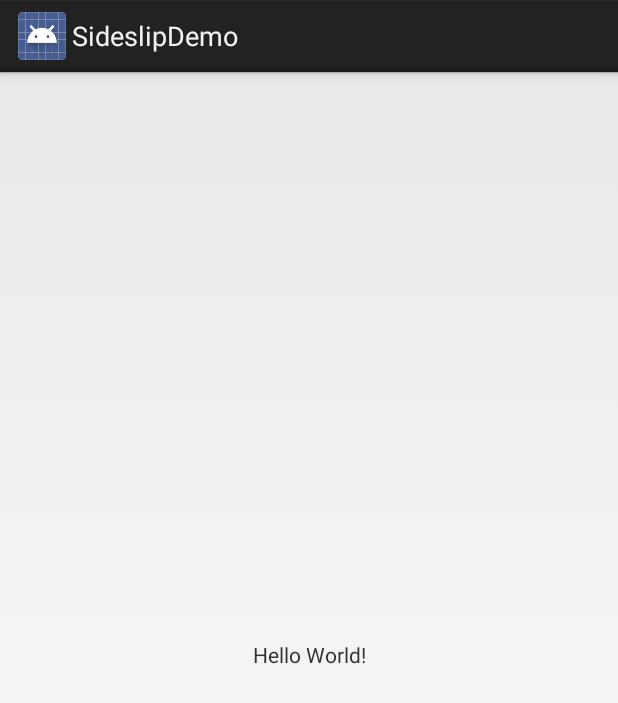
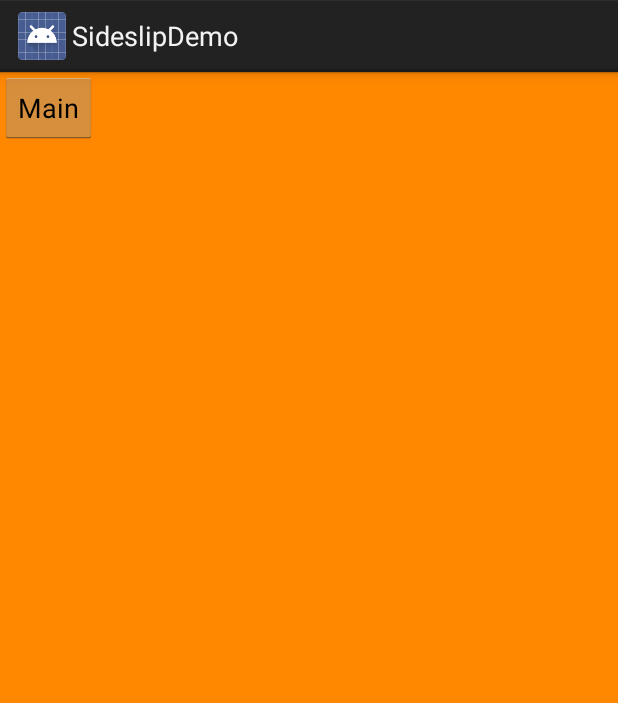
Before and after one commit to weileicn/SideslipDemo, an Android app: the screen it shows after launch (MainActivity), on a phone screen of 412 x 824 dp. Shown: the top 703 px of the screen. Run offline under Robolectric (Android 15) with nearby library versions, the phone set to English and light mode, and no system bars.

Commit message:
Add DragViewLayout

```diff
--- a/app/build.gradle
+++ b/app/build.gradle
@@ -26,4 +26,5 @@ dependencies {
     })
     compile 'com.android.support.constraint:constraint-layout:1.0.2'
     testCompile 'junit:junit:4.12'
+    compile 'com.android.support:support-v13:21.0.3'
 }
--- /dev/null
+++ b/app/src/main/java/com/weilei/sideslipdemo/DragViewLayout.java
@@ -0,0 +1,100 @@
+package com.weilei.sideslipdemo;
+
+import android.content.Context;
+import android.support.annotation.AttrRes;
+import android.support.annotation.NonNull;
+import android.support.annotation.Nullable;
+import android.support.v4.view.ViewCompat;
+import android.support.v4.widget.ViewDragHelper;
+import android.util.AttributeSet;
+import android.view.MotionEvent;
+import android.view.View;
+import android.widget.FrameLayout;
+
+/**
+ * Created by weilei on 2017/7/16.
+ */
+
+public class DragViewLayout extends FrameLayout {
+    private ViewDragHelper viewDragHelper;
+    private View menuView, mainView;
+
+    private ViewDragHelper.Callback callback = new ViewDragHelper.Callback() {
+        @Override
+        public boolean tryCaptureView(View child, int pointerId) {
+            return child == mainView;
+        }
+
+        @Override
+        public void onViewReleased(View releasedChild, float xvel, float yvel) {
+            super.onViewReleased(releasedChild, xvel, yvel);
+            if (mainView.getLeft() < 500) {
+                viewDragHelper.smoothSlideViewTo(releasedChild, 0, 0);
+                ViewCompat.postInvalidateOnAnimation(DragViewLayout.this);
+            } else {
+                viewDragHelper.smoothSlideViewTo(releasedChild, 700, 0);
+                ViewCompat.postInvalidateOnAnimation(DragViewLayout.this);
+            }
+        }
+
+        @Override
+        public int clampViewPositionHorizontal(View child, int left, int dx) {
+            if (left < 0) {
+                return 0;
+            } else if (left > 700) {
+                return 700;
+            }
+            return left;
+        }
+    };
+
+    public DragViewLayout(@NonNull Context context) {
+        super(context);
+        initView();
+    }
+
+    public DragViewLayout(@NonNull Context context, @Nullable AttributeSet attrs) {
+        super(context, attrs);
+        initView();
+    }
+
+    public DragViewLayout(@NonNull Context context, @Nullable AttributeSet attrs, @AttrRes int defStyleAttr) {
+        super(context, attrs, defStyleAttr);
+        initView();
+    }
+
+    private void initView() {
+        viewDragHelper = ViewDragHelper.create(this, callback);
+    }
+
+    @Override
+    protected void onFinishInflate() {
+        super.onFinishInflate();
+        menuView = getChildAt(0);
+        mainView = getChildAt(1);
+    }
+
+    @Override
+    public void computeScroll() {
+        if (viewDragHelper.continueSettling(true)) {
+            ViewCompat.postInvalidateOnAnimation(this);
+        }
+    }
+
+    public void smoothScroll() {
+        viewDragHelper.smoothSlideViewTo(mainView, 700, 0);
+        ViewCompat.postInvalidateOnAnimation(DragViewLayout.this);
+    }
+
+
+    @Override
+    public boolean onInterceptTouchEvent(MotionEvent ev) {
+        return viewDragHelper.shouldInterceptTouchEvent(ev);
+    }
+
+    @Override
+    public boolean onTouchEvent(MotionEvent event) {
+        viewDragHelper.processTouchEvent(event);
+        return true;
+    }
+}
--- a/app/src/main/java/com/weilei/sideslipdemo/MainActivity.java
+++ b/app/src/main/java/com/weilei/sideslipdemo/MainActivity.java
@@ -2,12 +2,23 @@ package com.weilei.sideslipdemo;
 
 import android.app.Activity;
 import android.os.Bundle;
+import android.view.View;
 
 public class MainActivity extends Activity {
+
+    private DragViewLayout layout;
 
     @Override
     protected void onCreate(Bundle savedInstanceState) {
         super.onCreate(savedInstanceState);
         setContentView(R.layout.activity_main);
+
+        layout = (DragViewLayout) findViewById(R.id.view);
+        findViewById(R.id.main).setOnClickListener(new View.OnClickListener() {
+            @Override
+            public void onClick(View v) {
+                layout.smoothScroll();
+            }
+        });
     }
 }
--- a/app/src/main/res/layout/activity_main.xml
+++ b/app/src/main/res/layout/activity_main.xml
@@ -1,18 +1,33 @@
-<?xml version="1.0" encoding="utf-8"?>
-<android.support.constraint.ConstraintLayout xmlns:android="http://schemas.android.com/apk/res/android"
-    xmlns:app="http://schemas.android.com/apk/res-auto"
-    xmlns:tools="http://schemas.android.com/tools"
+<RelativeLayout xmlns:android="http://schemas.android.com/apk/res/android"
     android:layout_width="match_parent"
-    android:layout_height="match_parent"
-    tools:context="com.weilei.sideslipdemo.MainActivity">
+    android:layout_height="match_parent">
 
-    <TextView
-        android:layout_width="wrap_content"
-        android:layout_height="wrap_content"
-        android:text="Hello World!"
-        app:layout_constraintBottom_toBottomOf="parent"
-        app:layout_constraintLeft_toLeftOf="parent"
-        app:layout_constraintRight_toRightOf="parent"
-        app:layout_constraintTop_toTopOf="parent" />
+    <com.weilei.sideslipdemo.DragViewLayout
+        android:layout_width="match_parent"
+        android:layout_height="match_parent"
+        android:id="@+id/view">
 
-</android.support.constraint.ConstraintLayout>
+        <FrameLayout
+            android:layout_width="match_parent"
+            android:layout_height="match_parent"
+            android:background="@android:color/holo_blue_light">
+
+            <Button
+                android:layout_width="wrap_content"
+                android:layout_height="wrap_content"
+                android:text="Menu" />
+        </FrameLayout>
+
+        <FrameLayout
+            android:layout_width="match_parent"
+            android:layout_height="match_parent"
+            android:background="@android:color/holo_orange_dark">
+
+            <Button
+                android:id="@+id/main"
+                android:layout_width="wrap_content"
+                android:layout_height="wrap_content"
+                android:text="Main" />
+        </FrameLayout>
+    </com.weilei.sideslipdemo.DragViewLayout>
+</RelativeLayout>
```
